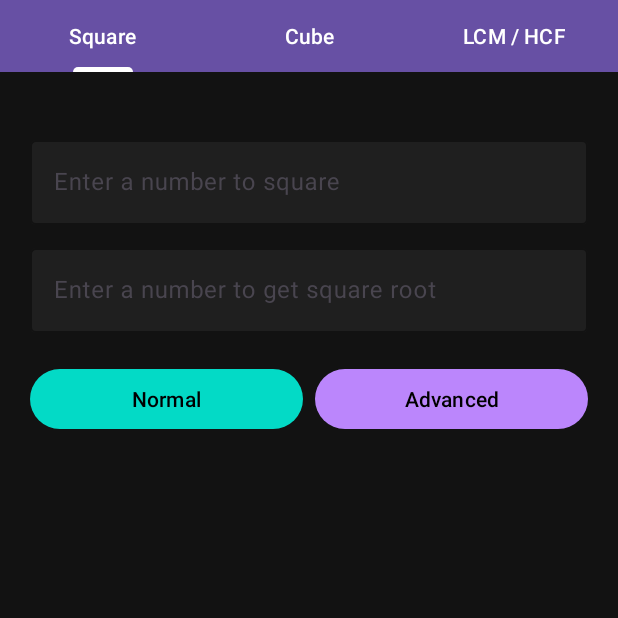
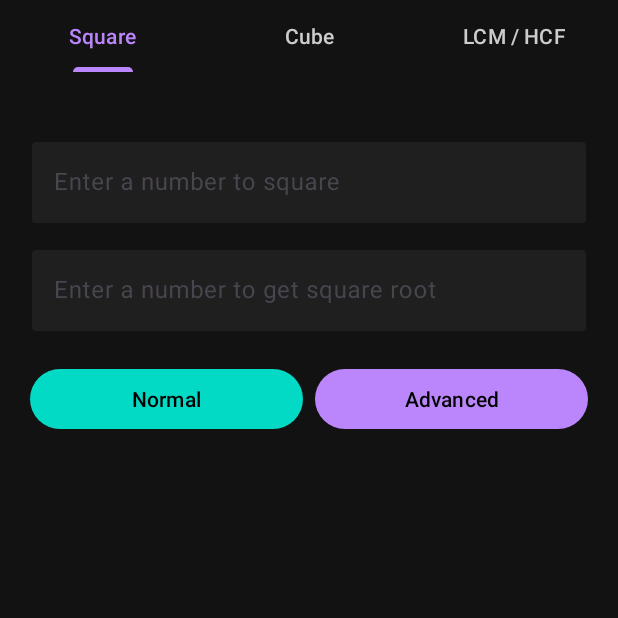
Before and after one commit to jaixmario/maths, an Android app: the fragment HomeFragment shown on its own in the app's theme, on a phone screen of 412 x 824 dp, the top half of it. Run offline under Robolectric (Android 15) with nearby library versions, the phone set to English and light mode, and no system bars; 1 statement that could not run was skipped.

Commit message:
Update:colour fix

```diff
--- a/app/src/main/res/layout/fragment_home.xml
+++ b/app/src/main/res/layout/fragment_home.xml
@@ -1,21 +1,23 @@
 <?xml version="1.0" encoding="utf-8"?>
 <LinearLayout xmlns:android="http://schemas.android.com/apk/res/android"
     xmlns:app="http://schemas.android.com/apk/res-auto"
+    android:orientation="vertical"
+    android:background="#121212"
     android:layout_width="match_parent"
-    android:layout_height="match_parent"
-    android:orientation="vertical">
+    android:layout_height="match_parent">
 
     <com.google.android.material.tabs.TabLayout
         android:id="@+id/tabLayoutInner"
         android:layout_width="match_parent"
         android:layout_height="wrap_content"
-        android:background="?attr/colorPrimary"
-        app:tabIndicatorColor="@android:color/white"
-        app:tabTextColor="@android:color/white" />
+        android:background="#121212"
+        app:tabIndicatorColor="#BB86FC"
+        app:tabTextColor="#CCCCCC"
+        app:tabSelectedTextColor="#BB86FC" />
 
     <androidx.viewpager2.widget.ViewPager2
         android:id="@+id/viewPagerInner"
         android:layout_width="match_parent"
         android:layout_height="0dp"
-        android:layout_weight="1" />
+        android:layout_weight="1"/>
 </LinearLayout>
```
